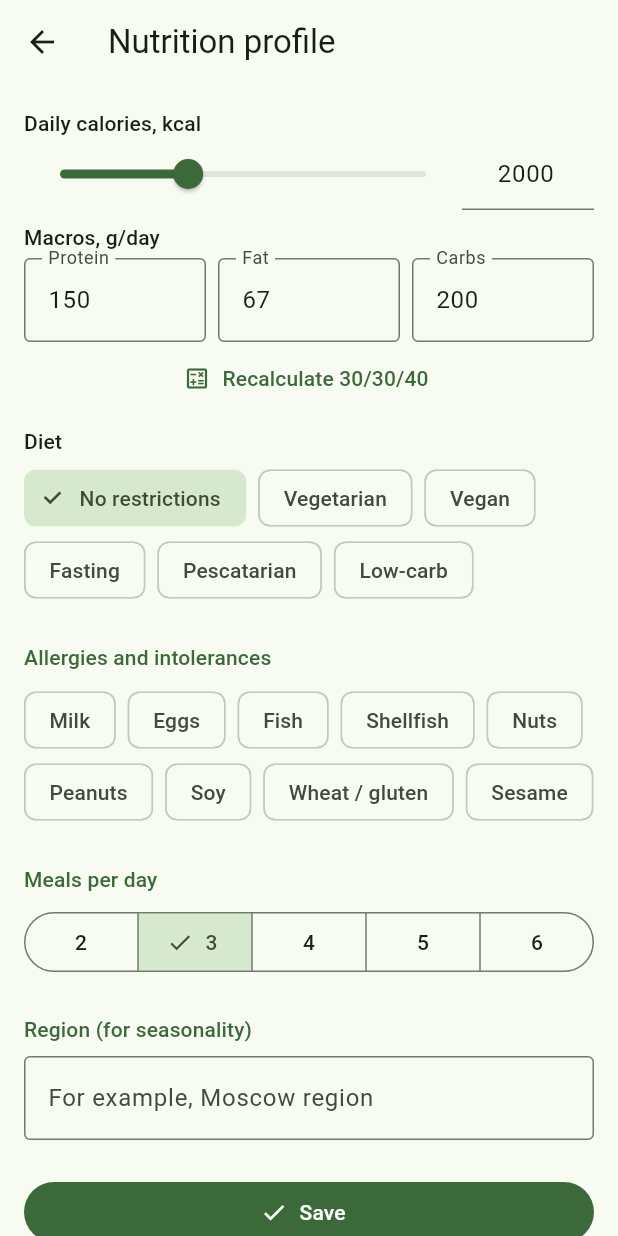
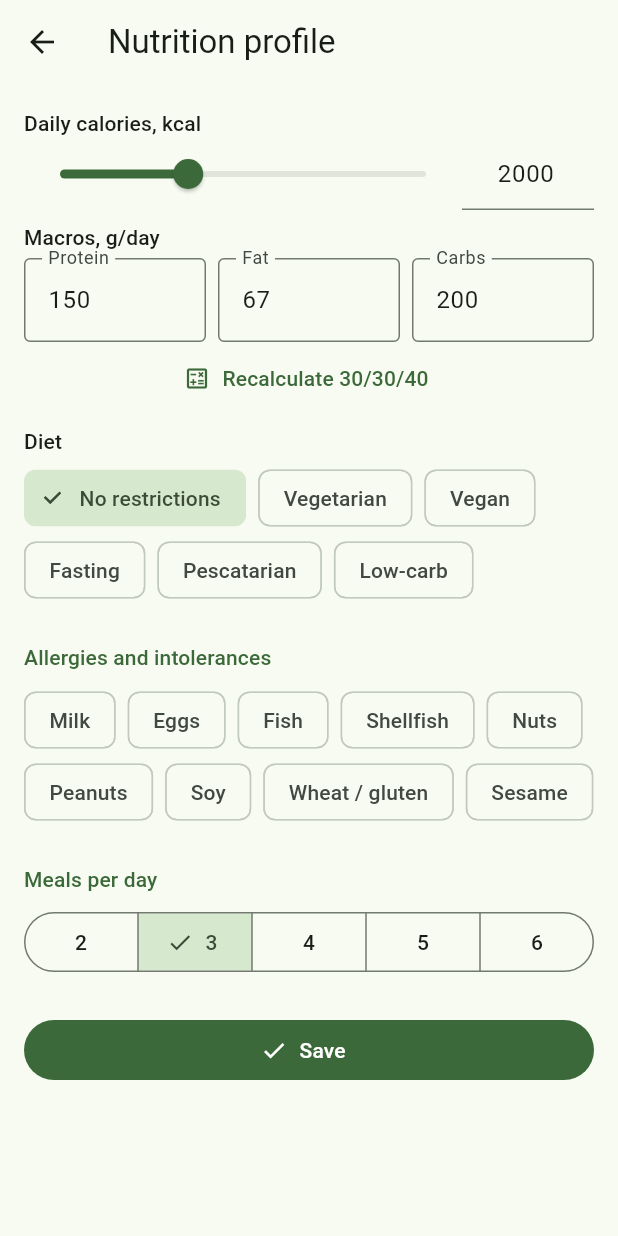
Before and after one commit to RVMXL/SmartFridge-Chef, a Flutter app: the ProfileEditScreen screen opened directly, on a phone screen of 412 x 824 dp. Run offline on Flutter 3.47's test engine with Material 3 defaults, Android fonts, the light colour scheme and no system bars; our stand-ins replace flutter_local_notifications, flutter_timezone, image_picker, shared_preferences, sqflite, timezone; missing offline and left inert: google_mlkit_text_recognition, mobile_scanner; accounts and stored records are empty.

Commit message:
feat(ui): имя приложения по языку системы — «Умный Холодильник» / Smart Fridge (Android label + iOS CFBundleDisplayName); строка региона убрана из профиля — не влияла на поведение (сезонность не реализована), устаревшие строки-заглушки планера удалены

```diff
--- a/lib/l10n/app_en.arb
+++ b/lib/l10n/app_en.arb
@@ -13,8 +13,6 @@
   "@statExpiring": { "placeholders": { "days": { "type": "int" } } },
   "statExpired": "Expired",
   "plannerTitle": "My Menu",
-  "plannerPlaceholderTitle": "Superplanner — Steps 2–3",
-  "plannerPlaceholderBody": "A week menu generated on the device from the fridge contents, your nutrition profile and regional seasonality. Implemented after Step 1 is confirmed.",
   "settingsTitle": "Settings",
   "settingsAppearance": "Appearance",
   "themeSystem": "System",
@@ -163,8 +161,6 @@
   "profileDiet": "Diet",
   "profileAllergies": "Allergies and intolerances",
   "profileMealsPerDay": "Meals per day",
-  "profileRegion": "Region (for seasonality)",
-  "profileRegionHint": "For example, Moscow region",
   "profileSaved": "Profile saved",
   "profileOpen": "Change",
   "profileNone": "Not set",
--- a/lib/l10n/app_ru.arb
+++ b/lib/l10n/app_ru.arb
@@ -12,8 +12,6 @@
   "statExpiring": "Истекает (≤ {days} дн.)",
   "statExpired": "Просрочено",
   "plannerTitle": "Мое меню",
-  "plannerPlaceholderTitle": "Суперпланер — Шаги 2–3",
-  "plannerPlaceholderBody": "Меню на неделю, генерируемое на устройстве из содержимого холодильника, вашего профиля питания и сезонности региона. Реализуется после подтверждения Шага 1.",
   "settingsTitle": "Настройки",
   "settingsAppearance": "Оформление",
   "themeSystem": "Системная",
@@ -147,8 +145,6 @@
   "profileDiet": "Диета",
   "profileAllergies": "Аллергии и непереносимости",
   "profileMealsPerDay": "Приёмов пищи в день",
-  "profileRegion": "Регион (для сезонности)",
-  "profileRegionHint": "Например, Московская область",
   "profileSaved": "Профиль сохранён",
   "profileOpen": "Изменить",
   "profileNone": "Не указан",
--- a/lib/ui/settings/profile_edit_screen.dart
+++ b/lib/ui/settings/profile_edit_screen.dart
@@ -1,5 +1,5 @@
 /// Экран профиля питания (Шаг 3): калораж, БЖУ, диета, аллергены,
-/// количество приёмов пищи и регион (сезонность).
+/// количество приёмов пищи.
 ///
 /// Используется и из настроек, и из онбординга (режим без AppBar-возврата
 /// — тогда кнопка «Сохранить» закрывает онбординг).
@@ -38,7 +38,6 @@ class _ProfileEditScreenState extends State<ProfileEditScreen> {
   late Diet _diet;
   late Set<Allergen> _allergies;
   late int _mealsPerDay;
-  late final TextEditingController _region;
 
   @override
   void initState() {
@@ -51,12 +50,10 @@ class _ProfileEditScreenState extends State<ProfileEditScreen> {
     _diet = p.diet;
     _allergies = {...p.allergies};
     _mealsPerDay = p.mealsPerDay;
-    _region = TextEditingController(text: p.regionName ?? '');
   }
 
   @override
   void dispose() {
-    _region.dispose();
     super.dispose();
   }
 
@@ -81,7 +78,6 @@ class _ProfileEditScreenState extends State<ProfileEditScreen> {
       diet: _diet,
       allergies: _allergies.toList(),
       mealsPerDay: _mealsPerDay,
-      regionName: _region.text.trim().isEmpty ? null : _region.text.trim(),
       latitude: null,
       longitude: null,
     ));
@@ -199,15 +195,6 @@ class _ProfileEditScreenState extends State<ProfileEditScreen> {
                 setState(() => _mealsPerDay = s.first),
           ),
 
-          SectionHeader(l.profileRegion),
-          TextField(
-            controller: _region,
-            decoration: InputDecoration(
-              hintText: l.profileRegionHint,
-              border: const OutlineInputBorder(),
-            ),
-          ),
-
           const SizedBox(height: 24),
           FilledButton.icon(
             onPressed: _save,
```
Also changed, not shown: lib/l10n/generated/app_localizations.dart, lib/l10n/generated/app_localizations_en.dart, lib/l10n/generated/app_localizations_ru.dart, 8 other files.
